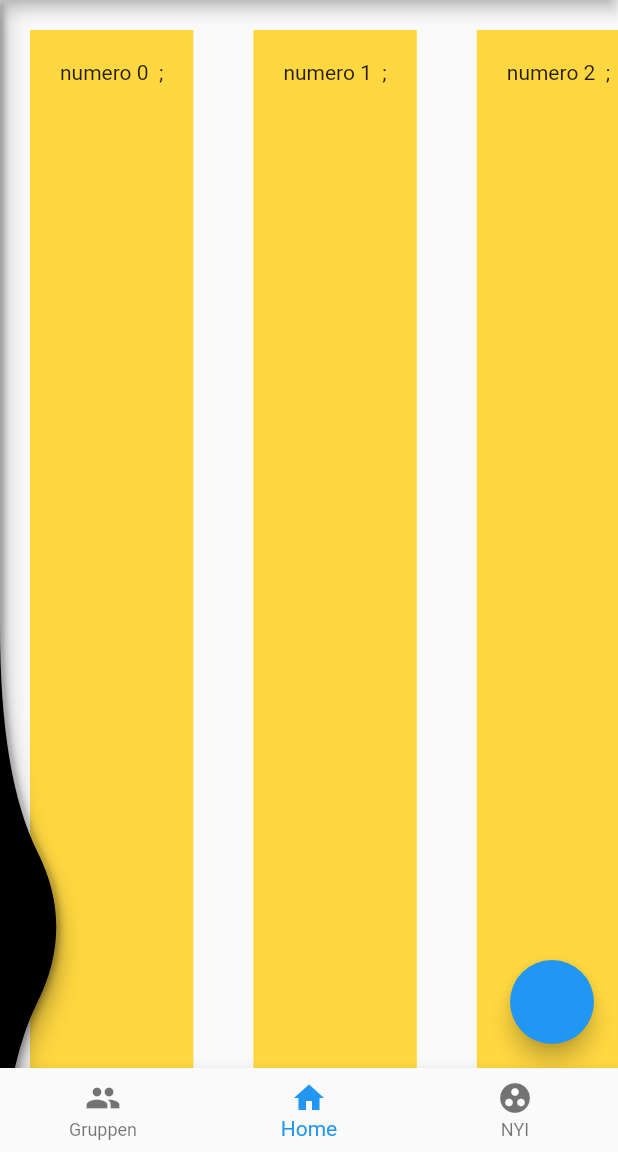
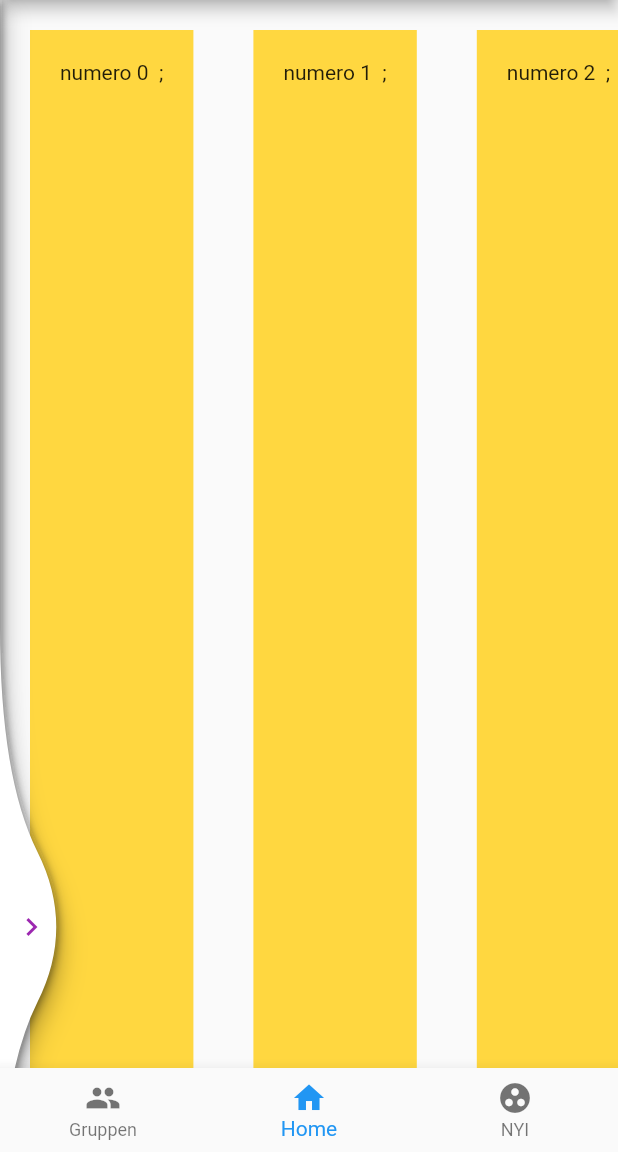
Before and after one commit to HannesGitH/kruemel_reiten, a Flutter app: the screen it shows after launch, on a phone screen of 412 x 824 dp, the part 84-1236 px from its top. Run offline on Flutter 3.47's test engine with Material 2 defaults, Android fonts, the phone set to English and light mode, and no system bars; our stand-ins replace shared_preferences, sqflite; accounts and stored records are empty.

Commit message:
sideBar expandable

```diff
--- a/lib/homePageWidgets/MainPage.dart
+++ b/lib/homePageWidgets/MainPage.dart
@@ -34,11 +34,11 @@ class MainPage extends StatelessWidget{
           ),
         ),
       ),
-      floatingActionButton: FloatingActionButton(
+      /*floatingActionButton: FloatingActionButton(
         onPressed: (){
           sb.toggle();
         },
-      ),
+      ),*/
     );
   }
 }
--- a/lib/homePageWidgets/MainPageChildren/MainSideBar.dart
+++ b/lib/homePageWidgets/MainPageChildren/MainSideBar.dart
@@ -9,7 +9,7 @@ class sideBar extends StatefulWidget{
 
   sideBar({@required this.height,this.width=200});
 
-  toggle(){isOut?rin():out();}
+  toggle(){isOut?rin():out();print("sideBar toggled");}
   out(){_c.forward();isOut=true;}
   rin(){_c.reverse();isOut=false;}
 
@@ -45,12 +45,14 @@ class _sideBarState extends State<sideBar>  with SingleTickerProviderStateMixin
     return Transform.translate(
       offset: Offset(xOff, 0),
       child: Container(
-        width: widget.width,
+        width: widget.width+50,
         height: widget.height,
         child: Stack(
           alignment: AlignmentDirectional.centerEnd,
           children: <Widget>[
-            Container(
+            Transform.translate(
+              offset: Offset(-50, 0),
+              child: Container(
                 width: widget.width,
                 height: widget.height,
                 child: GestureDetector(
@@ -60,11 +62,22 @@ class _sideBarState extends State<sideBar>  with SingleTickerProviderStateMixin
                   },
                   child: CustomPaint( //TODO maybe mak the gnubbel not scrollable
                     painter: _sideBarBG(
-                    color: Colors.black,//Theme.of(context).backgroundColor,
+                      color: Theme.of(context).backgroundColor,
                     ),
                   ),
                 ),
-            )
+              ),
+            ),
+            Transform.translate(
+              offset: Offset(-5, 0),
+                child: IconButton(
+                    icon: Icon(widget.isOut?Icons.chevron_left:Icons.chevron_right,color: Colors.purple,),
+                    onPressed: (){
+                      print("icon pressed");
+                      widget.toggle();
+                    },
+                ),
+            ),
           ],
         ),
       ),
```
Lines whose indentation alone changed are shown as unchanged.
